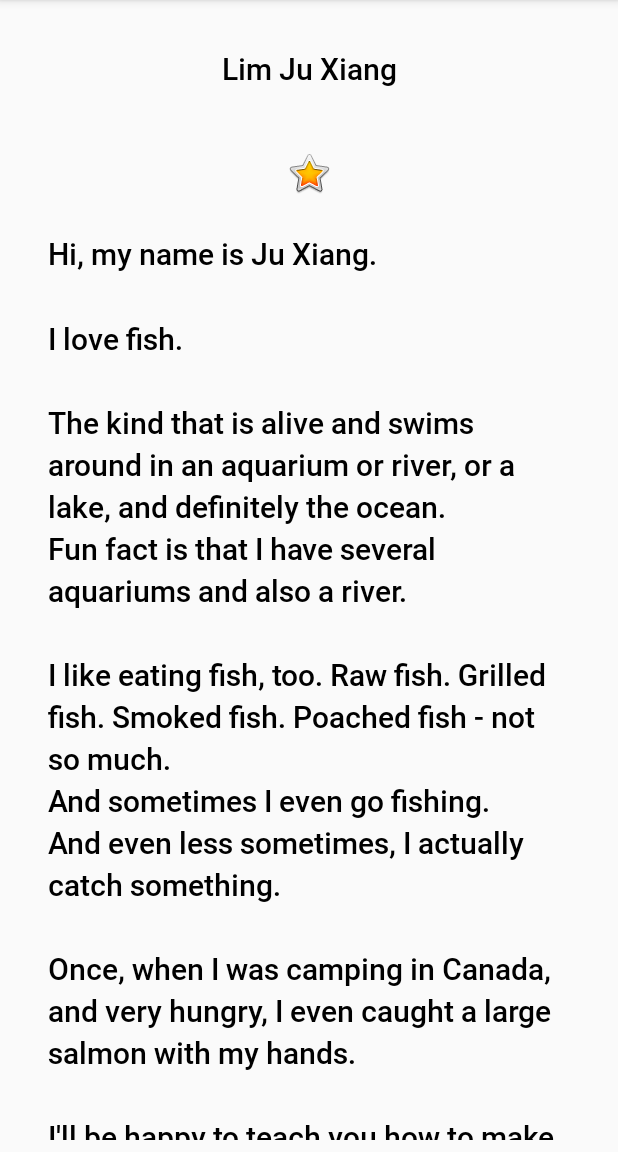
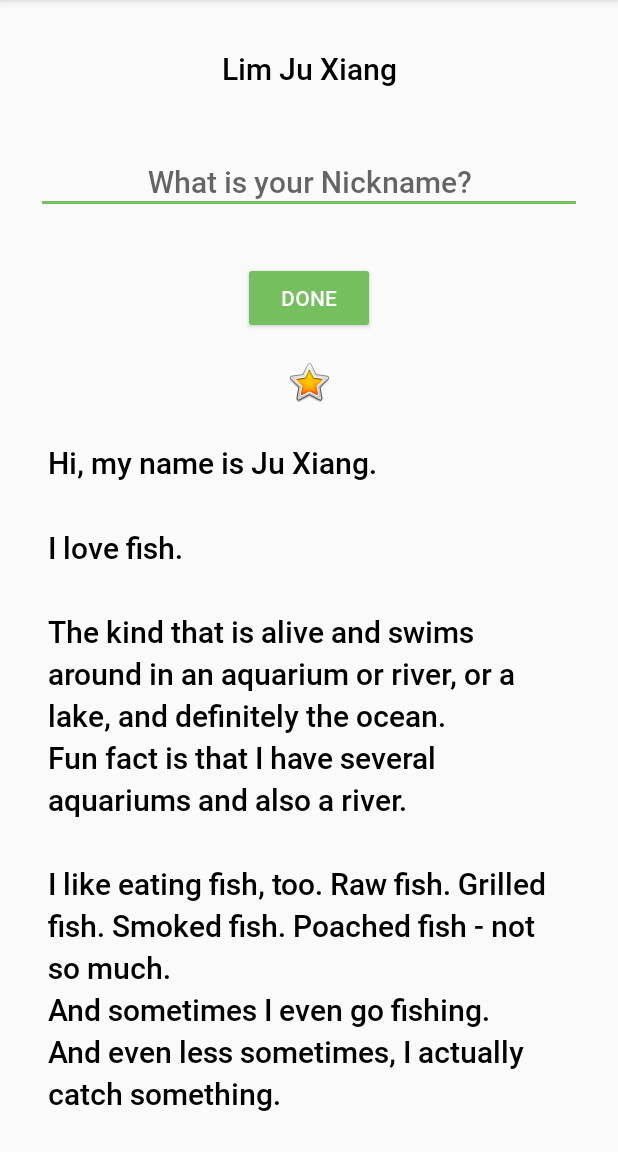
Before and after one commit to juxiang130/MAD_practical_2, an Android app: the screen it shows after launch (MainActivity), on a phone screen of 412 x 824 dp, the part 84-1236 px from its top. Run offline under Robolectric (Android 15) with nearby library versions, the phone set to English and light mode, and no system bars.

Commit message:
Final Commit

```diff
--- a/app/src/main/res/layout/activity_main.xml
+++ b/app/src/main/res/layout/activity_main.xml
@@ -17,6 +17,37 @@
         android:text="@string/name"
         android:textAlignment="center"
         app:fontFamily="@font/roboto_medium" />
+
+    <EditText
+        android:id="@+id/nickname_edit"
+        style="@style/NameStyle"
+        android:layout_width="match_parent"
+        android:layout_height="wrap_content"
+        android:ems="10"
+        android:hint="@string/what_is_your_nickname"
+        android:inputType="textPersonName"
+        android:textAlignment="center" />
+
+    <Button
+        android:id="@+id/done_button"
+        style="@style/Widget.AppCompat.Button.Colored"
+        android:layout_width="wrap_content"
+        android:layout_height="wrap_content"
+        android:layout_gravity="center_horizontal"
+        android:layout_marginTop="@dimen/layout_margin"
+        android:fontFamily="@font/roboto_medium"
+        android:text="@string/done" />
+
+    <TextView
+        android:id="@+id/nickname_text"
+        style="@style/NameStyle"
+        android:layout_width="match_parent"
+        android:layout_height="wrap_content"
+        android:text=""
+        android:textAlignment="center"
+        android:visibility="gone"
+        android:background="@color/colorAccent"
+        android:paddingBottom="@dimen/small_padding"/>
 
     <ImageView
         android:id="@+id/star_image"
--- a/app/src/main/res/values/colors.xml
+++ b/app/src/main/res/values/colors.xml
@@ -2,5 +2,5 @@
 <resources>
     <color name="colorPrimary">#008577</color>
     <color name="colorPrimaryDark">#00574B</color>
-    <color name="colorAccent">#D81B60</color>
+    <color name="colorAccent">#76bf5e</color>
 </resources>
--- a/app/src/main/res/values/strings.xml
+++ b/app/src/main/res/values/strings.xml
@@ -2,6 +2,7 @@
     <string name="app_name">MAD_practical_2</string>
     <string name="name">Lim Ju Xiang</string>
     <string name="yellow_star">Yellow star</string>
+    <string name="what_is_your_nickname">What is your Nickname?</string>
     <string name="bio">Hi, my name is Ju Xiang.
         \n\nI love fish.
         \n\nThe kind that is alive and swims around in an aquarium or river, or a lake, and definitely the ocean.
@@ -12,4 +13,5 @@
         \n\nOnce, when I was camping in Canada, and very hungry, I even caught a large salmon with my hands.
         \n\nI\'ll be happy to teach you how to make your own aquarium.
         \nYou should ask someone else about fishing, though.\n\n</string>
+    <string name="done">Done</string>
 </resources>
```
Also changed, not shown: app/src/main/java/com/example/mad_practical_2/MainActivity.kt (+34 -0 lines).
